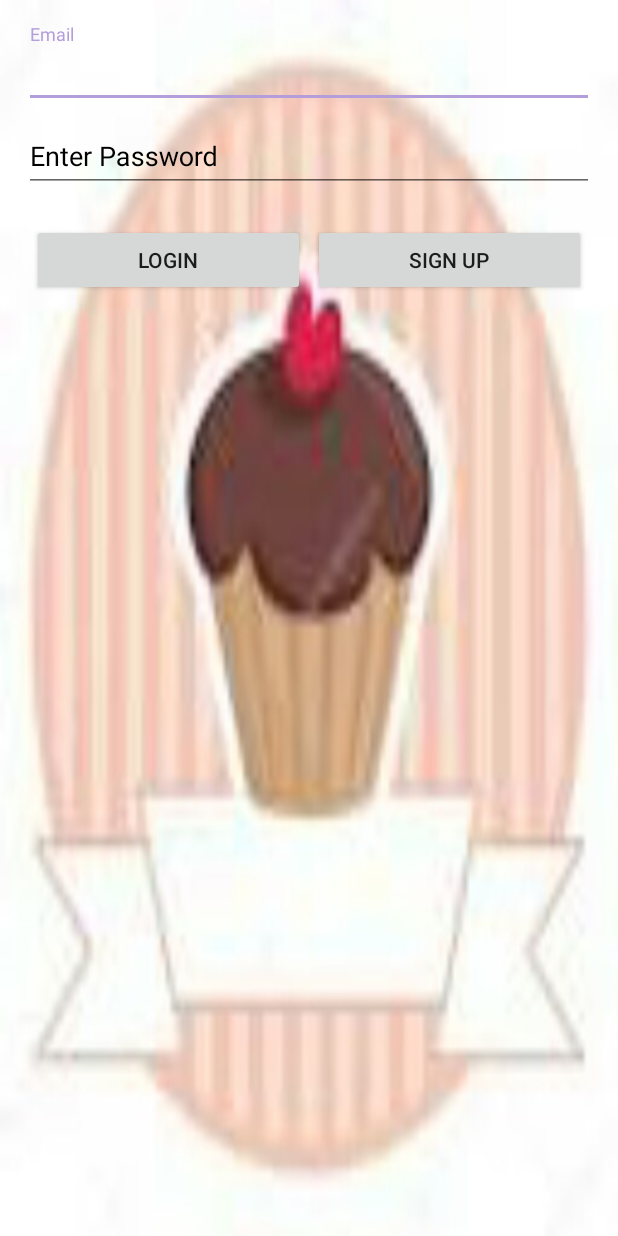
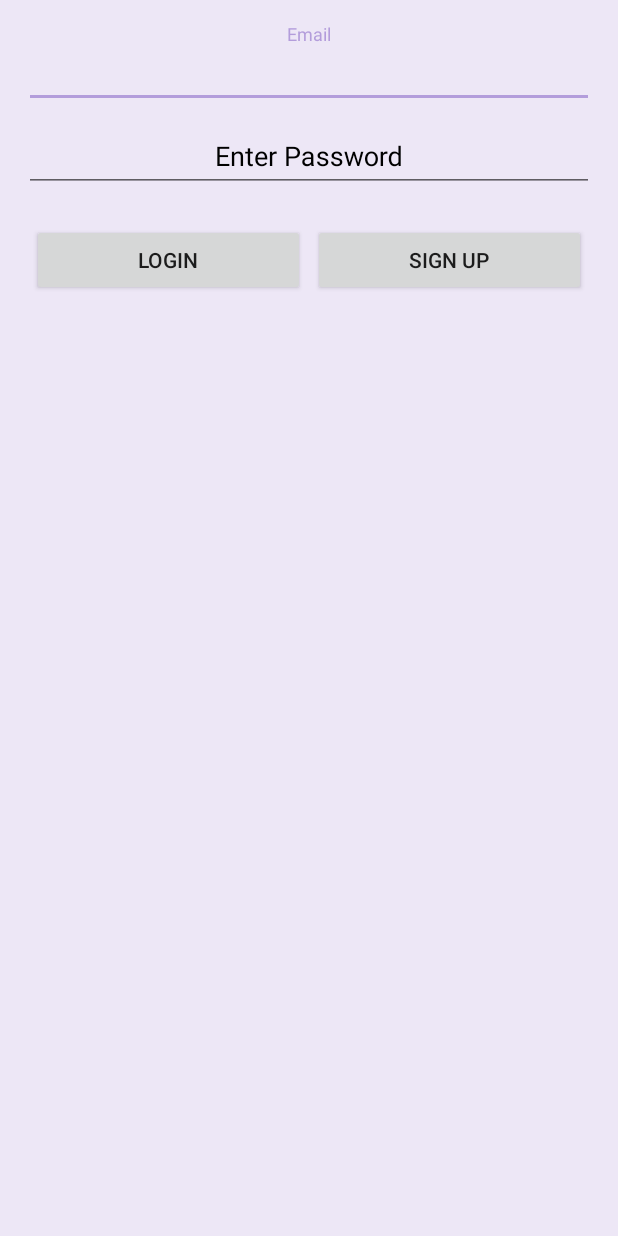
Before and after one commit to BrijeshDutta/MandC, an Android app: the screen it shows after launch (LoginActivity), on a phone screen of 412 x 824 dp. Run offline under Robolectric (Android 15) with nearby library versions, the phone set to English and light mode, and no system bars; our stand-ins replace Firebase (no records; nobody signed in at launch, a user with empty details on screens opened directly).

Commit message:
1. added new fragment to display detailed order summary view 2. Modified order detail list to show pop up when the user clicks on certain item in thr summary 3. modified gravity and background color 4. Removed viewOrder button from summary list

```diff
--- a/app/src/main/res/layout/activity_login.xml
+++ b/app/src/main/res/layout/activity_login.xml
@@ -2,13 +2,13 @@
     xmlns:tools="http://schemas.android.com/tools"
     android:layout_width="match_parent"
     android:layout_height="match_parent"
-    android:gravity="center_horizontal"
+    android:gravity="center"
     android:orientation="vertical"
     android:paddingBottom="@dimen/activity_vertical_margin"
     android:paddingLeft="@dimen/activity_horizontal_margin"
     android:paddingRight="@dimen/activity_horizontal_margin"
     android:paddingTop="@dimen/activity_vertical_margin"
-    android:background="@drawable/mandclogin"
+    android:background="#EDE7F6"
     tools:context="muffsandchocss.com.mandc.LoginActivity">
 
     <!-- Login progress -->
@@ -29,17 +29,20 @@
             android:id="@+id/email_login_form"
             android:layout_width="match_parent"
             android:layout_height="wrap_content"
+            android:gravity="center"
             android:orientation="vertical"
             android:weightSum="1">
 
             <android.support.design.widget.TextInputLayout
                 android:layout_width="match_parent"
-                android:layout_height="wrap_content">
+                android:layout_height="wrap_content"
+                android:gravity="center">
 
                 <AutoCompleteTextView
                     android:id="@+id/email"
                     android:layout_width="match_parent"
                     android:layout_height="wrap_content"
+                    android:gravity="center"
                     android:hint="@string/prompt_email"
                     android:inputType="textEmailAddress"
                     android:maxLines="1"
@@ -55,6 +58,7 @@
                     android:id="@+id/password"
                     android:layout_width="match_parent"
                     android:layout_height="wrap_content"
+                    android:gravity="center"
                     android:hint="Enter Password"
                     android:imeActionId="@+id/login"
                     android:imeActionLabel="@string/action_sign_in_short"
@@ -64,13 +68,15 @@
                     android:singleLine="true" />
 
             </android.support.design.widget.TextInputLayout>
+
             <LinearLayout
                 android:id="@+id/layButton"
                 android:layout_width="match_parent"
                 android:layout_height="80dp"
                 android:layout_margin="5dp"
                 android:gravity="center"
-                android:orientation="horizontal" >
+                android:orientation="horizontal"
+                android:layout_weight="28.35">
 
                 <Button
                     android:id="@+id/btnSignIn"
--- a/app/src/main/res/layout/list_oder_summary.xml
+++ b/app/src/main/res/layout/list_oder_summary.xml
@@ -15,11 +15,6 @@
         android:layout_width="match_parent"
         android:layout_height="wrap_content"
         android:text="TextView" />
-    <Button
-        android:id="@+id/btnViewOrder"
-        android:layout_width="match_parent"
-        android:layout_height="wrap_content"
-        android:text="View Order"/>
 
 
 </LinearLayout>
```
Also changed, not shown: app/src/main/java/muffsandchocss/com/fragments/OrderDetailedSummaryViewFragment.java (added, +21 -0 lines), app/src/main/java/muffsandchocss/com/fragments/OrderDetailsList.java (+7 -12 lines), app/src/main/res/layout/fragment_order_detailed_summary_view.xml (added, +13 -0 lines).
